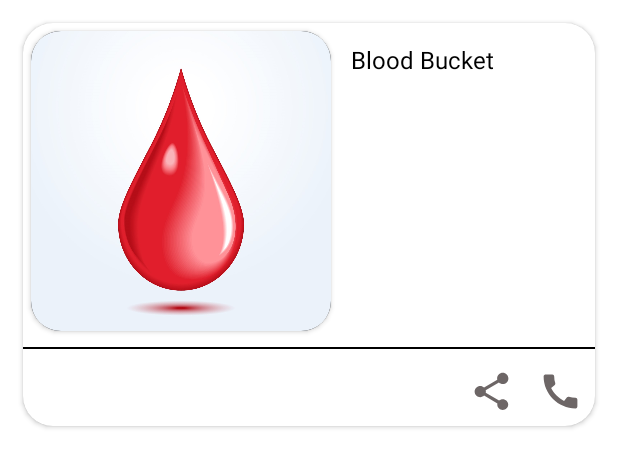
After one commit to aakarshak9/Blood_Donation_Application, an Android app: the layout request_item_layout.xml on its own in the app's theme, with its tools: preview values and no code run, on a phone screen of 412 x 824 dp. The commit adds this screen. Shown: the top 467 px of the screen. Run offline under Robolectric (Android 15) with nearby library versions, the phone set to English and light mode, and no system bars.

Commit message:
Home Page

```diff
--- a/app/build.gradle
+++ b/app/build.gradle
@@ -29,6 +29,8 @@ android {
 }
 
 dependencies {
+    implementation 'com.github.bumptech.glide:glide:4.11.0'
+    annotationProcessor 'com.github.bumptech.glide:compiler:4.11.0'
     implementation 'com.google.android.material:material:1.3.0'
     implementation 'com.android.volley:volley:1.2.0'
     implementation 'androidx.appcompat:appcompat:1.2.0'
@@ -37,4 +39,5 @@ dependencies {
     testImplementation 'junit:junit:4.+'
     androidTestImplementation 'androidx.test.ext:junit:1.1.2'
     androidTestImplementation 'androidx.test.espresso:espresso-core:3.3.0'
+
 }
--- /dev/null
+++ b/app/src/main/res/drawable/border_background.xml
@@ -0,0 +1,11 @@
+<?xml version="1.0" encoding="utf-8"?>
+<shape xmlns:android="http://schemas.android.com/apk/res/android">
+
+    <stroke
+        android:width="1dp"
+        android:color="@android:color/black" />
+
+    <corners android:radius="16dp" />
+
+
+</shape>
--- /dev/null
+++ b/app/src/main/res/drawable/ic_call.xml
@@ -0,0 +1,5 @@
+<vector android:height="24dp" android:tint="#6D6666"
+    android:viewportHeight="24" android:viewportWidth="24"
+    android:width="24dp" xmlns:android="http://schemas.android.com/apk/res/android">
+    <path android:fillColor="@android:color/white" android:pathData="M20.01,15.38c-1.23,0 -2.42,-0.2 -3.53,-0.56 -0.35,-0.12 -0.74,-0.03 -1.01,0.24l-1.57,1.97c-2.83,-1.35 -5.48,-3.9 -6.89,-6.83l1.95,-1.66c0.27,-0.28 0.35,-0.67 0.24,-1.02 -0.37,-1.11 -0.56,-2.3 -0.56,-3.53 0,-0.54 -0.45,-0.99 -0.99,-0.99H4.19C3.65,3 3,3.24 3,3.99 3,13.28 10.73,21 20.01,21c0.71,0 0.99,-0.63 0.99,-1.18v-3.45c0,-0.54 -0.45,-0.99 -0.99,-0.99z"/>
+</vector>
--- /dev/null
+++ b/app/src/main/res/drawable/ic_share.xml
@@ -0,0 +1,5 @@
+<vector android:height="24dp" android:tint="#6D6666"
+    android:viewportHeight="24" android:viewportWidth="24"
+    android:width="24dp" xmlns:android="http://schemas.android.com/apk/res/android">
+    <path android:fillColor="@android:color/white" android:pathData="M18,16.08c-0.76,0 -1.44,0.3 -1.96,0.77L8.91,12.7c0.05,-0.23 0.09,-0.46 0.09,-0.7s-0.04,-0.47 -0.09,-0.7l7.05,-4.11c0.54,0.5 1.25,0.81 2.04,0.81 1.66,0 3,-1.34 3,-3s-1.34,-3 -3,-3 -3,1.34 -3,3c0,0.24 0.04,0.47 0.09,0.7L8.04,9.81C7.5,9.31 6.79,9 6,9c-1.66,0 -3,1.34 -3,3s1.34,3 3,3c0.79,0 1.5,-0.31 2.04,-0.81l7.12,4.16c-0.05,0.21 -0.08,0.43 -0.08,0.65 0,1.61 1.31,2.92 2.92,2.92 1.61,0 2.92,-1.31 2.92,-2.92s-1.31,-2.92 -2.92,-2.92z"/>
+</vector>
--- /dev/null
+++ b/app/src/main/res/layout-land/request_item_layout.xml
@@ -0,0 +1,53 @@
+<?xml version="1.0" encoding="utf-8"?>
+<LinearLayout xmlns:android="http://schemas.android.com/apk/res/android"
+    xmlns:app="http://schemas.android.com/apk/res-auto"
+    android:layout_width="match_parent"
+    android:layout_height="match_parent"
+    android:orientation="vertical">
+
+    <androidx.cardview.widget.CardView
+        android:layout_width="match_parent"
+        android:layout_height="wrap_content"
+        android:layout_margin="5dp"
+        app:cardBackgroundColor="@color/white"
+        app:cardCornerRadius="20dp"
+        app:cardElevation="2dp">
+
+
+        <RelativeLayout
+            android:layout_width="match_parent"
+            android:layout_height="wrap_content">
+
+            <androidx.cardview.widget.CardView
+                android:id="@+id/cardImage"
+                android:layout_width="200dp"
+                android:layout_height="200dp"
+                android:layout_margin="5dp"
+                app:cardCornerRadius="20dp">
+
+                <ImageView
+                    android:id="@+id/iamgePhoto"
+                    android:layout_width="match_parent"
+                    android:layout_height="wrap_content"
+                    android:background="@drawable/border_background"
+                    android:scaleType="fitXY"
+                    android:src="@drawable/blood_logo" />
+
+            </androidx.cardview.widget.CardView>
+
+            <TextView
+                android:layout_width="match_parent"
+                android:layout_height="wrap_content"
+                android:layout_alignTop="@id/cardImage"
+                android:layout_alignBottom="@id/cardImage"
+                android:layout_toEndOf="@id/cardImage"
+                android:text="@string/app_name"
+                android:textColor="@color/black"
+                android:textSize="16sp" />
+
+        </RelativeLayout>
+
+
+    </androidx.cardview.widget.CardView>
+
+</LinearLayout>
--- a/app/src/main/res/layout/activity_main.xml
+++ b/app/src/main/res/layout/activity_main.xml
@@ -42,11 +42,12 @@
     </LinearLayout>
 
     <androidx.recyclerview.widget.RecyclerView
+        android:id="@+id/recyclerView"
         android:layout_width="match_parent"
         android:layout_height="wrap_content"
         android:layout_below="@id/linearLayoutToolbar"
         android:layout_above="@id/requestButton"
-        android:layout_marginTop="25dp" />
+        android:layout_marginTop="5dp" />
 
     <TextView
         android:id="@+id/requestButton"
--- /dev/null
+++ b/app/src/main/res/layout/request_item_layout.xml
@@ -0,0 +1,83 @@
+<?xml version="1.0" encoding="utf-8"?>
+<LinearLayout xmlns:android="http://schemas.android.com/apk/res/android"
+    xmlns:app="http://schemas.android.com/apk/res-auto"
+    android:layout_width="match_parent"
+    android:layout_height="wrap_content"
+    android:orientation="vertical">
+
+    <androidx.cardview.widget.CardView
+        android:layout_width="match_parent"
+        android:layout_height="wrap_content"
+        android:layout_margin="15dp"
+        app:cardBackgroundColor="@color/white"
+        app:cardCornerRadius="20dp"
+        app:cardElevation="2dp">
+
+
+        <RelativeLayout
+            android:layout_width="match_parent"
+            android:layout_height="wrap_content">
+
+            <androidx.cardview.widget.CardView
+                android:id="@+id/cardImage"
+                android:layout_width="200dp"
+                android:layout_height="200dp"
+                android:layout_margin="5dp"
+                app:cardCornerRadius="20dp">
+
+                <ImageView
+                    android:id="@+id/imagePhoto"
+                    android:layout_width="match_parent"
+                    android:layout_height="match_parent"
+                    android:background="@drawable/border_background"
+                    android:scaleType="fitXY"
+                    android:src="@drawable/blood_logo" />
+
+            </androidx.cardview.widget.CardView>
+
+            <TextView
+                android:id="@+id/message"
+                android:layout_width="match_parent"
+                android:layout_height="wrap_content"
+                android:layout_alignTop="@id/cardImage"
+                android:layout_alignBottom="@id/cardImage"
+                android:layout_toEndOf="@id/cardImage"
+                android:padding="8dp"
+                android:text="@string/app_name"
+                android:textColor="@color/black"
+                android:textSize="16sp" />
+
+            <View
+                android:id="@+id/blank_line"
+                android:layout_width="match_parent"
+                android:layout_height="1dp"
+                android:layout_below="@id/cardImage"
+                android:layout_marginTop="5dp"
+                android:layout_marginBottom="5dp"
+                android:background="@android:color/black" />
+
+            <androidx.appcompat.widget.AppCompatImageView
+                android:id="@+id/call_button"
+                android:layout_width="30dp"
+                android:layout_height="30dp"
+                android:layout_below="@id/blank_line"
+                android:layout_alignParentEnd="true"
+                android:layout_margin="8dp"
+                app:srcCompat="@drawable/ic_call" />
+
+            <androidx.appcompat.widget.AppCompatImageView
+                android:id="@+id/share_button"
+                android:layout_width="30dp"
+                android:layout_height="30dp"
+                android:layout_below="@id/blank_line"
+                android:layout_margin="8dp"
+                android:layout_toStartOf="@id/call_button"
+                app:srcCompat="@drawable/ic_share" />
+
+
+        </RelativeLayout>
+
+
+    </androidx.cardview.widget.CardView>
+
+</LinearLayout>
--- a/build.gradle
+++ b/build.gradle
@@ -15,6 +15,7 @@ buildscript {
 allprojects {
     repositories {
         google()
+        mavenCentral()
         jcenter()
     }
 }
```
Also changed, not shown: app/src/main/java/com/example/blooddonorapplication/Activities/MainActivity.java (+34 -0 lines), app/src/main/java/com/example/blooddonorapplication/Adapters/RequestAdapter.java (added, +89 -0 lines), app/src/main/java/com/example/blooddonorapplication/DataModel/RequestDataModel.java (added, +28 -0 lines), app/src/main/res/drawable/blood_logo.jpg (added).
